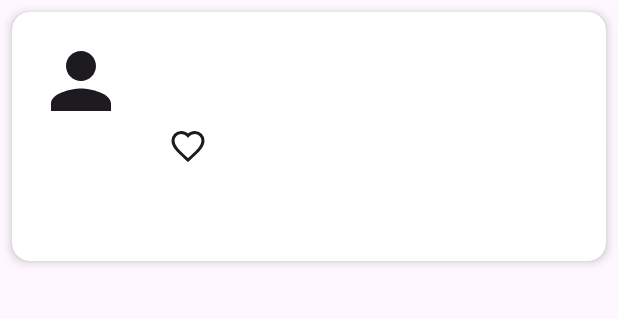
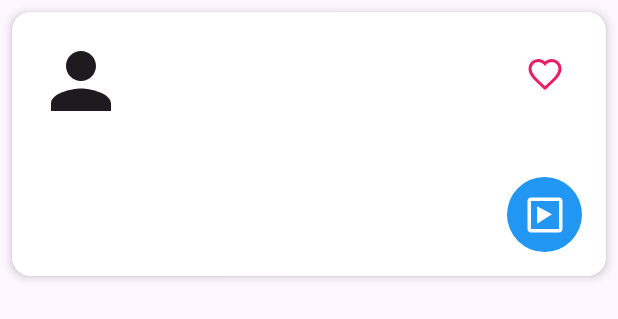
Before and after one commit to developersvsp-dev/bondly, an Android app: the layout item_profile.xml on its own in the app's theme, with its tools: preview values and no code run, on a phone screen of 412 x 824 dp. Shown: the top 319 px of the screen. Run offline under Robolectric (Android 15) with nearby library versions, the phone set to English and light mode, and no system bars.

```diff
--- a/app/build.gradle
+++ b/app/build.gradle
@@ -11,8 +11,8 @@ android {
         applicationId "com.vaibhav.bondly"
         minSdk 24
         targetSdk 36
-        versionCode 9
-        versionName "1.8"
+        versionCode 10
+        versionName "1.9"
 
         testInstrumentationRunner "androidx.test.runner.AndroidJUnitRunner"
     }
@@ -59,6 +59,7 @@ dependencies {
     implementation 'com.google.android.material:material:1.11.0'
     implementation 'androidx.recyclerview:recyclerview:1.3.2'
     implementation 'com.google.firebase:firebase-messaging:24.0.1'
+    implementation 'com.google.firebase:firebase-appcheck-playintegrity:17.2.0'
 
 }
 apply plugin: 'com.google.gms.google-services'
--- /dev/null
+++ b/app/src/main/res/drawable/circle_button_blue.xml
@@ -0,0 +1,5 @@
+<?xml version="1.0" encoding="utf-8"?>
+<shape xmlns:android="http://schemas.android.com/apk/res/android">
+    <solid android:color="#2196F3" />
+    <corners android:radius="35dp" />
+</shape>
--- /dev/null
+++ b/app/src/main/res/drawable/circle_button_red.xml
@@ -0,0 +1,5 @@
+<?xml version="1.0" encoding="utf-8"?>
+<shape xmlns:android="http://schemas.android.com/apk/res/android">
+    <solid android:color="#FF4444" />
+    <corners android:radius="35dp" />
+</shape>
--- /dev/null
+++ b/app/src/main/res/drawable/ic_message.xml
@@ -0,0 +1,9 @@
+<vector xmlns:android="http://schemas.android.com/apk/res/android"
+    android:width="28dp"
+    android:height="28dp"
+    android:viewportWidth="24"
+    android:viewportHeight="24">
+    <path
+        android:fillColor="#FFFFFF"
+        android:pathData="M20,2H4C2.9,2 2,2.9 2,4v16c0,1.1 0.9,2 2,2h16c1.1,0 2,-0.9 2,-2V4C22,2.9 21.1,2 20,2zM20,20H4V4h16V20zM7.5,17L16,11.5L7.5,7v10z"/>
+</vector>
--- a/app/src/main/res/layout/item_profile.xml
+++ b/app/src/main/res/layout/item_profile.xml
@@ -8,20 +8,34 @@
     app:cardCornerRadius="12dp"
     app:cardElevation="4dp">
 
+    <FrameLayout
+        android:layout_width="match_parent"
+        android:layout_height="match_parent">
+
+        <!-- 🔥 MAIN CONTENT -->
         <LinearLayout
             android:layout_width="match_parent"
             android:layout_height="wrap_content"
-        android:orientation="horizontal"
+            android:orientation="vertical"
             android:padding="16dp">
 
+            <!-- 🔥 TOP ROW: Profile + Info + Like Button -->
+            <LinearLayout
+                android:layout_width="match_parent"
+                android:layout_height="wrap_content"
+                android:orientation="horizontal">
+
+                <!-- Profile Image -->
                 <com.google.android.material.imageview.ShapeableImageView
                     android:id="@+id/ivProfile"
                     android:layout_width="60dp"
                     android:layout_height="60dp"
                     android:layout_marginEnd="16dp"
                     app:shapeAppearanceOverlay="@style/CircleImage"
-            android:src="@drawable/ic_person" />
+                    android:src="@drawable/ic_person"
+                    android:scaleType="centerCrop" />
 
+                <!-- Name + Gender + Bio -->
                 <LinearLayout
                     android:layout_width="0dp"
                     android:layout_height="wrap_content"
@@ -38,37 +52,17 @@
                         android:maxLines="1"
                         android:ellipsize="end" />
 
-<!--            <TextView-->
-<!--                android:id="@+id/tvPhone"-->
-<!--                android:layout_width="wrap_content"-->
-<!--                android:layout_height="wrap_content"-->
-<!--                android:layout_marginTop="4dp"-->
-<!--                android:textSize="14sp"-->
-<!--                android:textColor="#666666"-->
-<!--                android:maxLines="1"-->
-<!--                android:ellipsize="end" />-->
-
                     <TextView
                         android:id="@+id/tvGender"
                         android:layout_width="wrap_content"
                         android:layout_height="wrap_content"
-                android:layout_marginTop="4dp"
+                        android:layout_marginTop="2dp"
                         android:textSize="14sp"
                         android:textColor="#4CAF50"
                         android:textStyle="bold"
                         android:maxLines="1"
                         android:ellipsize="end" />
 
-            <ImageButton
-                android:id="@+id/ibLike"
-                android:layout_width="50dp"
-                android:layout_height="50dp"
-                android:layout_alignParentEnd="true"
-                android:layout_centerVertical="true"
-                android:background="?attr/selectableItemBackgroundBorderless"
-                android:src="@drawable/ic_heart_outline"
-                android:scaleType="centerInside"
-                android:contentDescription="Like" />
                     <TextView
                         android:id="@+id/tvBio"
                         android:layout_width="match_parent"
@@ -83,6 +77,42 @@
 
                 </LinearLayout>
 
+                <!-- 🔥 LIKE BUTTON (Top Right) -->
+                <ImageButton
+                    android:id="@+id/ibLike"
+                    android:layout_width="50dp"
+                    android:layout_height="50dp"
+                    android:layout_gravity="top|center_vertical"
+                    android:background="?attr/selectableItemBackgroundBorderless"
+                    android:src="@drawable/ic_heart_outline"
+                    android:scaleType="centerInside"
+                    android:contentDescription="Like"
+                    app:tint="#E91E63" />
+
             </LinearLayout>
 
+            <!-- 🔥 BOTTOM ROW: ONLY Message Button (Right Aligned) -->
+            <LinearLayout
+                android:layout_width="match_parent"
+                android:layout_height="wrap_content"
+                android:orientation="horizontal"
+                android:layout_marginTop="12dp"
+                android:gravity="center_vertical|end">
+
+                <!-- 🔥 MESSAGE BUTTON (Bottom Right) -->
+                <ImageButton
+                    android:id="@+id/ibMessage"
+                    android:layout_width="50dp"
+                    android:layout_height="50dp"
+                    android:background="@drawable/circle_button_blue"
+                    android:src="@drawable/ic_message"
+                    android:scaleType="centerInside"
+                    android:contentDescription="Message" />
+
+            </LinearLayout>
+
+        </LinearLayout>
+
+    </FrameLayout>
+
 </androidx.cardview.widget.CardView>
--- a/settings.gradle
+++ b/settings.gradle
@@ -9,6 +9,7 @@ pluginManagement {
         }
         mavenCentral()
         gradlePluginPortal()
+        maven { url 'https://jitpack.io' }  // 🔥 ADD THIS LINE
     }
 }
 dependencyResolutionManagement {
@@ -16,6 +17,7 @@ dependencyResolutionManagement {
     repositories {
         google()
         mavenCentral()
+        maven { url 'https://jitpack.io' }  // 🔥 ADD THIS LINE
     }
 }
 
```
Also changed, not shown: app/src/main/java/com/vaibhav/bondly/FeedFragment.java (+33 -23 lines), app/src/main/java/com/vaibhav/bondly/MainActivity.java (+7 -1 lines), app/src/main/java/com/vaibhav/bondly/ProfileAdapter.java (+28 -14 lines), app/src/main/res/drawable/particle_view.xml (added, +10 -0 lines). Lines whose indentation alone changed are shown as unchanged.
